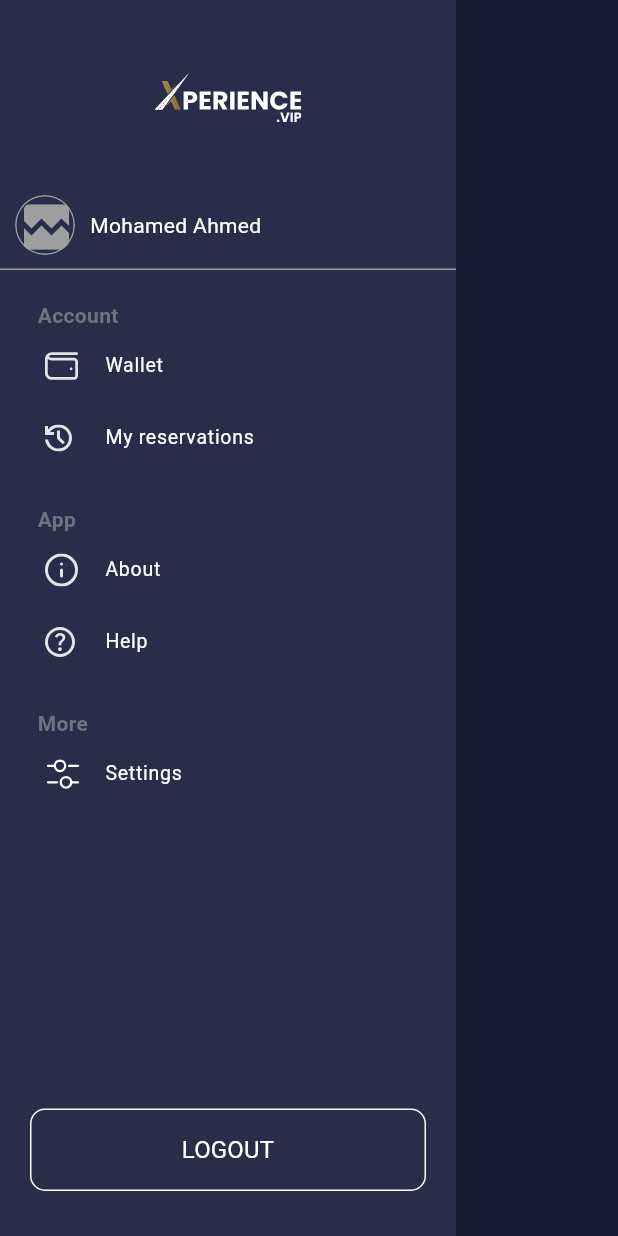
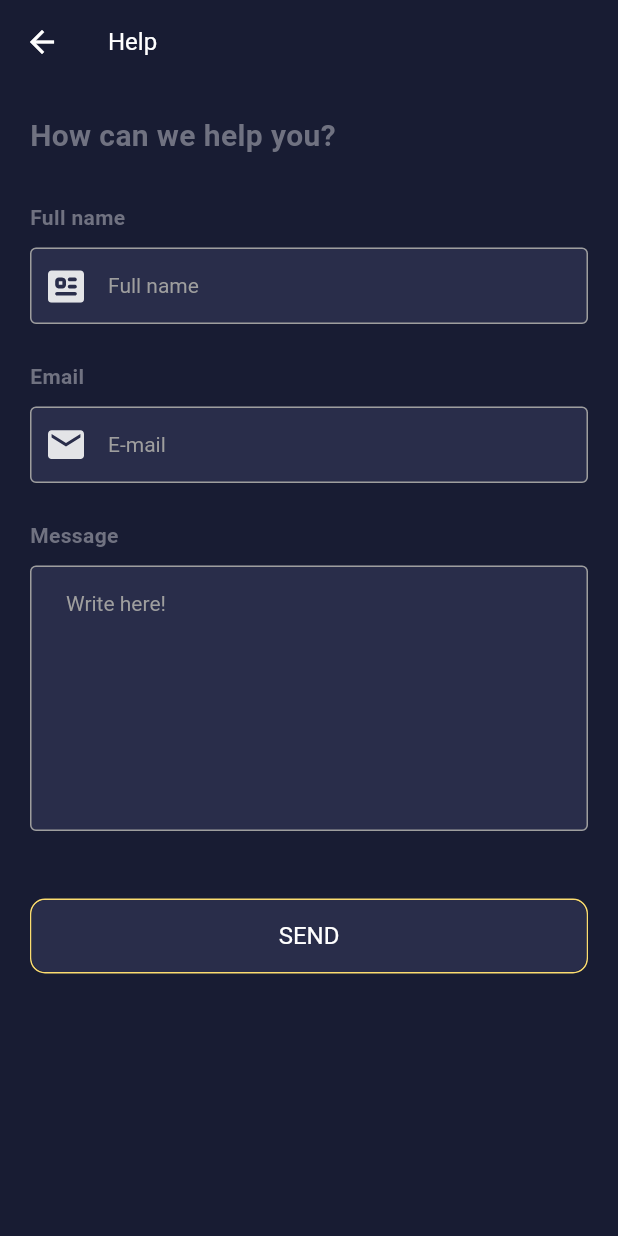
Before and after one commit to selbieh/xperience_mob, a Flutter app: the MenuScreen widget shown alone on an empty page, opened directly, after a tap on "Help", on a phone screen of 412 x 824 dp. Run offline on Flutter 3.47's test engine with Material 3 defaults, Android fonts, the light colour scheme and no system bars; our stand-ins replace cached_network_image, carousel_slider, flutter_svg, get_it, shared_preferences; missing offline and left inert: phone_form_field; accounts and stored records are empty; network calls fail.

Commit message:
Help screen

```diff
--- a/lib/view/screens/auth/login_screen.dart
+++ b/lib/view/screens/auth/login_screen.dart
@@ -111,7 +111,8 @@ class LoginScreen extends StatelessWidget {
 }
 
 class LoginScreenModel extends BaseNotifier {
-  PhoneController? phoneController = PhoneController(initialValue: const PhoneNumber(isoCode: IsoCode.EG, nsn: "1009658566"));
+  // PhoneController? phoneController = PhoneController(initialValue: const PhoneNumber(isoCode: IsoCode.EG, nsn: "1009658566"));
+  PhoneController? phoneController = PhoneController(initialValue: PhoneNumber.parse("+201009658566"));
 
   Future<void> sendOtp() async {
     if (phoneController?.value.isValid() ?? false) {
--- a/lib/view/screens/home/menu_screen.dart
+++ b/lib/view/screens/home/menu_screen.dart
@@ -6,6 +6,8 @@ import 'package:xperience/model/config/size_config.dart';
 import 'package:xperience/model/services/router/nav_service.dart';
 import 'package:xperience/model/services/theme/app_colors.dart';
 import 'package:xperience/view/screens/auth/login_screen.dart';
+import 'package:xperience/view/screens/menu/about_screen.dart';
+import 'package:xperience/view/screens/menu/help_screen.dart';
 import 'package:xperience/view/widgets/main_button.dart';
 import 'package:xperience/view/widgets/main_image.dart';
 
@@ -71,12 +73,16 @@ class MenuScreen extends StatelessWidget {
                       menuItem(
                         title: "About",
                         icon: "assets/svgs/ic_about.svg",
-                        onTap: () {},
+                        onTap: () {
+                          NavService().pushKey(const AboutScreen());
+                        },
                       ),
                       menuItem(
                         title: "Help",
                         icon: "assets/svgs/ic_help.svg",
-                        onTap: () {},
+                        onTap: () {
+                          NavService().pushKey(const HelpScreen());
+                        },
                       ),
                       const SizedBox(height: 20),
                       menuTitleItem("More"),
--- /dev/null
+++ b/lib/view/screens/menu/about_screen.dart
@@ -0,0 +1,44 @@
+import 'package:flutter/material.dart';
+import 'package:flutter_svg/flutter_svg.dart';
+import 'package:xperience/model/base/base_notifier.dart';
+import 'package:xperience/model/base/base_widget.dart';
+import 'package:xperience/model/services/theme/app_colors.dart';
+import 'package:xperience/view/widgets/custom_button.dart';
+import 'package:xperience/view/widgets/main_textfield.dart';
+
+class AboutScreen extends StatelessWidget {
+  const AboutScreen({Key? key}) : super(key: key);
+
+  @override
+  Widget build(BuildContext context) {
+    return BaseWidget<AboutScreenModel>(
+      model: AboutScreenModel(),
+      builder: (_, model, child) {
+        return Scaffold(
+          appBar: AppBar(
+            title: const Text("About"),
+            backgroundColor: AppColors.primaryColorDark,
+          ),
+          body: Padding(
+            padding: const EdgeInsets.symmetric(horizontal: 20),
+            child: SingleChildScrollView(
+              child: Column(
+                crossAxisAlignment: CrossAxisAlignment.start,
+                children: [
+                  ListTile(
+                    title: Text("FAQ"),
+                    leading: const Icon(Icons.arrow_forward_ios),
+                    onTap: () {},
+                  ),
+                  Divider(height: 0),
+                ],
+              ),
+            ),
+          ),
+        );
+      },
+    );
+  }
+}
+
+class AboutScreenModel extends BaseNotifier {}
--- /dev/null
+++ b/lib/view/screens/menu/help_screen.dart
@@ -0,0 +1,135 @@
+import 'package:flutter/material.dart';
+import 'package:flutter_svg/flutter_svg.dart';
+import 'package:xperience/model/base/base_notifier.dart';
+import 'package:xperience/model/base/base_widget.dart';
+import 'package:xperience/model/services/theme/app_colors.dart';
+import 'package:xperience/view/widgets/custom_button.dart';
+import 'package:xperience/view/widgets/main_textfield.dart';
+
+class HelpScreen extends StatelessWidget {
+  const HelpScreen({Key? key}) : super(key: key);
+
+  @override
+  Widget build(BuildContext context) {
+    return BaseWidget<HelpScreenModel>(
+      model: HelpScreenModel(),
+      builder: (_, model, child) {
+        return Scaffold(
+          appBar: AppBar(
+            title: const Text("Help"),
+            backgroundColor: AppColors.primaryColorDark,
+          ),
+          body: Form(
+            key: model.formKey,
+            autovalidateMode: model.autovalidateMode,
+            child: Padding(
+              padding: const EdgeInsets.symmetric(horizontal: 20),
+              child: SingleChildScrollView(
+                child: Column(
+                  crossAxisAlignment: CrossAxisAlignment.start,
+                  children: [
+                    const SizedBox(height: 20),
+                    const Text(
+                      "How can we help you?",
+                      style: TextStyle(
+                        fontWeight: FontWeight.bold,
+                        color: AppColors.greyText,
+                        fontSize: 20,
+                      ),
+                    ),
+                    const SizedBox(height: 30),
+                    textFieldTitile("Full name"),
+                    const SizedBox(height: 5),
+                    MainTextField(
+                      controller: model.nameController,
+                      hint: "Full name",
+                      validator: Validator.name,
+                      keyboardType: TextInputType.name,
+                      isFilled: true,
+                      fillColor: AppColors.primaryColorLight,
+                      borderRadius: 5,
+                      border: const OutlineInputBorder(borderSide: BorderSide(color: Colors.grey, width: 1)),
+                      enabledBorder: const OutlineInputBorder(borderSide: BorderSide(color: Colors.grey, width: 1)),
+                      focusedBorder: const OutlineInputBorder(borderSide: BorderSide(color: AppColors.goldColor2, width: 1)),
+                      prefixIcon: Padding(
+                        padding: const EdgeInsets.all(12),
+                        child: SvgPicture.asset("assets/svgs/ic_fullname.svg"),
+                      ),
+                    ),
+                    const SizedBox(height: 20),
+                    textFieldTitile("Email"),
+                    const SizedBox(height: 5),
+                    MainTextField(
+                      controller: model.emailController,
+                      hint: "E-mail",
+                      validator: Validator.email,
+                      keyboardType: TextInputType.emailAddress,
+                      isFilled: true,
+                      fillColor: AppColors.primaryColorLight,
+                      borderRadius: 5,
+                      border: const OutlineInputBorder(borderSide: BorderSide(color: Colors.grey, width: 1)),
+                      enabledBorder: const OutlineInputBorder(borderSide: BorderSide(color: Colors.grey, width: 1)),
+                      focusedBorder: const OutlineInputBorder(borderSide: BorderSide(color: AppColors.goldColor2, width: 1)),
+                      prefixIcon: Padding(
+                        padding: const EdgeInsets.all(12),
+                        child: SvgPicture.asset("assets/svgs/ic_email.svg"),
+                      ),
+                    ),
+                    const SizedBox(height: 20),
+                    textFieldTitile("Message"),
+                    const SizedBox(height: 5),
+                    MainTextField(
+                      controller: model.messageController,
+                      validator: Validator.required,
+                      keyboardType: TextInputType.multiline,
+                      textInputAction: TextInputAction.newline,
+                      hint: "Write here!",
+                      isFilled: true,
+                      fillColor: AppColors.primaryColorLight,
+                      borderRadius: 5,
+                      border: const OutlineInputBorder(borderSide: BorderSide(color: Colors.grey, width: 1)),
+                      enabledBorder: const OutlineInputBorder(borderSide: BorderSide(color: Colors.grey, width: 1)),
+                      focusedBorder: const OutlineInputBorder(borderSide: BorderSide(color: AppColors.goldColor2, width: 1)),
+                      maxLines: 7,
+                    ),
+                    const SizedBox(height: 40),
+                    CustomButton(
+                      title: "SEND",
+                      onPressed: model.submitFun,
+                    )
+                  ],
+                ),
+              ),
+            ),
+          ),
+        );
+      },
+    );
+  }
+
+  Text textFieldTitile(String title) {
+    return Text(
+      title,
+      style: const TextStyle(
+        fontWeight: FontWeight.bold,
+        color: AppColors.greyText,
+        fontSize: 14,
+      ),
+    );
+  }
+}
+
+class HelpScreenModel extends BaseNotifier {
+  final formKey = GlobalKey<FormState>();
+  var autovalidateMode = AutovalidateMode.disabled;
+  final nameController = TextEditingController();
+  final emailController = TextEditingController();
+  final messageController = TextEditingController();
+
+  void submitFun() {
+    if (formKey.currentState!.validate()) {
+    } else {
+      autovalidateMode = AutovalidateMode.always;
+    }
+  }
+}
--- /dev/null
+++ b/lib/view/widgets/main_textfield.dart
@@ -0,0 +1,328 @@
+import 'package:flutter/material.dart';
+import 'package:flutter/services.dart';
+import 'package:xperience/model/services/localization/app_language.dart';
+import 'package:xperience/model/services/theme/app_colors.dart';
+
+enum Validator {
+  required,
+  name,
+  username,
+  email,
+  phone,
+  password,
+  number,
+  isMatch,
+  minLength,
+  maxLength,
+}
+
+enum BorderType {
+  none,
+  underline,
+  outline,
+}
+
+class MainTextField extends StatelessWidget {
+  final TextEditingController controller;
+  final String? hint;
+  final String? label;
+  final Widget? icon;
+  final bool isObscure;
+  final bool isReadOnly;
+  final bool? enableInteractiveSelection;
+  final bool isAutofocus;
+  final bool isFilled;
+  final bool isDense;
+  final Color? fillColor;
+  final Color? cursorColor;
+  final int maxLines;
+  final double letterSpacing;
+  final double borderRadius;
+  final double borderWidth;
+  final BorderType? borderType;
+  final InputBorder? border;
+  final InputBorder? enabledBorder;
+  final InputBorder? focusedBorder;
+  final InputBorder? errorBorder;
+  final TextInputType keyboardType;
+  final Widget? suffixIcon;
+  final Widget? prefixIcon;
+  final String? errorText;
+  final String? matchedValue;
+  final FocusNode? focusNode;
+  final TextAlign? textAlign;
+  final TextStyle? textStyle;
+  final TextStyle? hintStyle;
+  final TextStyle? labelStyle;
+  final TextInputAction textInputAction;
+  final EdgeInsetsGeometry? contentPadding;
+  final Validator? validator;
+  final List<TextInputFormatter>? inputFormatters;
+  final TextDirection? textDirection;
+  final Function(PointerDownEvent)? onTapOutside;
+  final Function()? onTap;
+  final Function(String? x)? onChanged;
+  final Function(String? x)? onFieldSubmitted;
+
+  const MainTextField({
+    required this.controller,
+    this.hint,
+    this.label,
+    this.icon,
+    this.isObscure = false,
+    this.isReadOnly = false,
+    this.isAutofocus = false,
+    this.isFilled = false,
+    this.isDense = false,
+    this.enableInteractiveSelection,
+    this.fillColor,
+    this.cursorColor = AppColors.primaryColorDark,
+    this.maxLines = 1,
+    this.letterSpacing = 0,
+    this.borderRadius = 10,
+    this.borderWidth = 1.2,
+    this.borderType = BorderType.outline,
+    this.border,
+    this.enabledBorder,
+    this.focusedBorder,
+    this.errorBorder,
+    this.keyboardType = TextInputType.text,
+    this.suffixIcon,
+    this.prefixIcon,
+    this.errorText,
+    this.matchedValue,
+    this.focusNode,
+    this.textAlign = TextAlign.start,
+    this.textStyle,
+    this.hintStyle,
+    this.labelStyle,
+    this.textInputAction = TextInputAction.next,
+    this.contentPadding,
+    this.validator,
+    this.inputFormatters,
+    this.textDirection,
+    this.onTapOutside,
+    this.onTap,
+    this.onChanged,
+    this.onFieldSubmitted,
+    Key? key,
+  }) : super(key: key);
+
+  @override
+  Widget build(BuildContext context) {
+    final locale = AppLocalizations.of(context);
+
+    InputBorder? border;
+    InputBorder? enabledBorder;
+    InputBorder? focusedBorder;
+    InputBorder? errorBorder;
+
+    switch (borderType!) {
+      //======================================================================== None Border
+      /// "border:" in case text field has error and focused in the same time
+      case BorderType.none:
+        {
+          border = this.border ?? InputBorder.none;
+          enabledBorder = this.enabledBorder ?? InputBorder.none;
+          focusedBorder = this.focusedBorder ?? InputBorder.none;
+          errorBorder = this.errorBorder ?? InputBorder.none;
+        }
+        break;
+      //======================================================================== Underline Border
+      case BorderType.underline:
+        {
+          border = this.border ?? UnderlineInputBorder(borderSide: BorderSide(color: Colors.grey, width: borderWidth));
+          enabledBorder = this.enabledBorder ?? UnderlineInputBorder(borderSide: BorderSide(color: Colors.grey, width: borderWidth));
+          focusedBorder = this.focusedBorder ?? UnderlineInputBorder(borderSide: BorderSide(color: AppColors.primaryColorLight, width: borderWidth));
+          errorBorder = this.errorBorder ?? UnderlineInputBorder(borderSide: BorderSide(color: Colors.red, width: borderWidth));
+        }
+        break;
+      //======================================================================== Outline Border
+      case BorderType.outline:
+        {
+          border = this.border ??
+              OutlineInputBorder(
+                borderRadius: BorderRadius.circular(borderRadius),
+                borderSide: BorderSide(color: Colors.grey, width: borderWidth),
+              );
+          enabledBorder = this.enabledBorder ??
+              OutlineInputBorder(
+                borderRadius: BorderRadius.circular(borderRadius),
+                borderSide: BorderSide(color: Colors.grey, width: borderWidth),
+              );
+          focusedBorder = this.focusedBorder ??
+              OutlineInputBorder(
+                borderRadius: BorderRadius.circular(borderRadius),
+                borderSide: BorderSide(color: AppColors.primaryColorLight, width: borderWidth),
+              );
+          errorBorder = this.errorBorder ??
+              OutlineInputBorder(
+                borderRadius: BorderRadius.circular(borderRadius),
+                borderSide: BorderSide(color: Colors.red, width: borderWidth),
+              );
+        }
+        break;
+    }
+
+    return Padding(
+      padding: const EdgeInsets.symmetric(vertical: 5),
+      child: TextFormField(
+        controller: controller,
+        cursorWidth: 1.5,
+        cursorColor: cursorColor,
+        cursorRadius: const Radius.circular(5),
+        obscureText: isObscure,
+        readOnly: isReadOnly,
+        enableInteractiveSelection: enableInteractiveSelection,
+        keyboardType: keyboardType,
+        style: textStyle ?? TextStyle(fontSize: 14, letterSpacing: letterSpacing),
+        maxLines: maxLines,
+        autofocus: isAutofocus,
+        focusNode: focusNode,
+        textInputAction: textInputAction,
+        textAlign: textAlign!,
+        textDirection: textDirection,
+        obscuringCharacter: "●",
+        inputFormatters: inputFormatters,
+        decoration: InputDecoration(
+          isDense: isDense,
+          filled: isFilled,
+          fillColor: fillColor,
+          focusColor: Colors.teal,
+          icon: icon,
+          hintText: hint,
+          labelText: label,
+          errorText: errorText,
+          suffixIcon: suffixIcon,
+          prefixIcon: prefixIcon,
+          hintStyle: hintStyle,
+          labelStyle: labelStyle,
+          contentPadding: contentPadding ?? const EdgeInsets.symmetric(horizontal: 20, vertical: 15),
+          border: border,
+          enabledBorder: enabledBorder,
+          focusedBorder: focusedBorder,
+          errorBorder: errorBorder,
+          errorMaxLines: 2,
+        ),
+        validator: (value) {
+          switch (validator) {
+            ///============================================================================= [ Required ]
+            case Validator.required:
+              if (value!.trim().isEmpty) {
+                return locale.get("Required");
+              }
+              return null;
+
+            ///============================================================================= [ Name ]
+            case Validator.name:
+              RegExp regExp = RegExp(
+                r"^(?=.{1,32}$)(?![._-\s])(?![0-9])[a-zA-Z0-9._-\s]+(?<![])$",
+              );
+              if (value!.trim().isEmpty) {
+                return locale.get("Please enter your name");
+              } else if (value.length < 3) {
+                return locale.get("Name should be at least 3 characters");
+              } else if (value.length > 32) {
+                return locale.get("Name should be at most 32 characters");
+              } else if (!regExp.hasMatch(value)) {
+                return locale.get("Please enter valid name");
+              }
+              return null;
+
+            ///============================================================================= [ Username ]
+            case Validator.username:
+              RegExp regExp = RegExp(
+                r"^(?=.{3,32}$)(?![._-])(?![0-9])(?!.*[._-]{2})[a-zA-Z0-9._-]+(?<![._-])$",
+              );
+              if (value!.trim().isEmpty) {
+                return locale.get("Please enter your username");
+              } else if (value.length < 3) {
+                return locale.get("Username should be at least 3 characters");
+              } else if (value.length > 32) {
+                return locale.get("Username should be at most 32 characters");
+              } else if (!regExp.hasMatch(value)) {
+                return locale.get("Please enter valid username");
+              }
+              return null;
+
+            ///============================================================================= [ Email ]
+            case Validator.email:
+              RegExp regExp = RegExp(
+                r"^(?=.{5,45}$)(?!.*[._]{2})(?![._])([a-zA-Z0-9._]+)@(?!.*[._]{2})([a-zA-Z0-9._]+(?<![._]))\.([a-zA-Z]{2,5})$",
+              );
+              if (value!.trim().isEmpty) {
+                return locale.get("Please enter email address");
+              } else if (!regExp.hasMatch(value)) {
+                return locale.get("Please enter valid email address");
+              }
+              return null;
+
+            ///============================================================================= [ Phone ]
+            case Validator.phone:
+              RegExp regExp = RegExp(r'(^(?:[+0])?[0-9]{8,14}$)');
+              if (value!.trim().isEmpty) {
+                return locale.get("Please enter phone number");
+              } else if (!regExp.hasMatch(value)) {
+                return locale.get("Please enter valid phone number");
+              }
+              return null;
+
+            ///============================================================================= [ Number ]
+            case Validator.number:
+              double? number = double.tryParse(value!);
+              if (value.trim().isEmpty) {
+                return locale.get("Required");
+              } else if (number == null) {
+                return locale.get("Please enter valid number");
+              }
+              return null;
+
+            ///============================================================================= [ Password ]
+            case Validator.password:
+              if (value!.trim().isEmpty) {
+                return locale.get("Please enter your password");
+              } else if (value.length < 8) {
+                return locale.get("Password should be at least 8 characters");
+              } else if (value.length > 32) {
+                return locale.get("Password should be at most 32 characters");
+              }
+              return null;
+
+            ///============================================================================= [ MinLength ]
+            case Validator.minLength:
+              if (value!.trim().isEmpty) {
+                return locale.get("Required");
+              } else if (value.length < 8) {
+                return locale.get("Minimum length is 8 characters");
+              }
+              return null;
+
+            ///============================================================================= [ MaxLength ]
+            case Validator.maxLength:
+              if (value!.trim().isEmpty) {
+                return locale.get("Required");
+              } else if (value.length > 12) {
+                return locale.get("Maximum length is 12 characters");
+              }
+              return null;
+
+            ///============================================================================= [ IsMatch ]
+            case Validator.isMatch:
+              if (value!.trim().isEmpty) {
+                return locale.get("Required");
+              } else if (value != matchedValue) {
+                return locale.get("Password not matched");
+              }
+              return null;
+            default:
+              return null;
+          }
+        },
+        onTapOutside: onTapOutside ?? (_) => FocusScope.of(context).unfocus(),
+        onTap: onTap,
+        onChanged: onChanged,
+        onFieldSubmitted: onFieldSubmitted,
+      ),
+    );
+  }
+}
```
